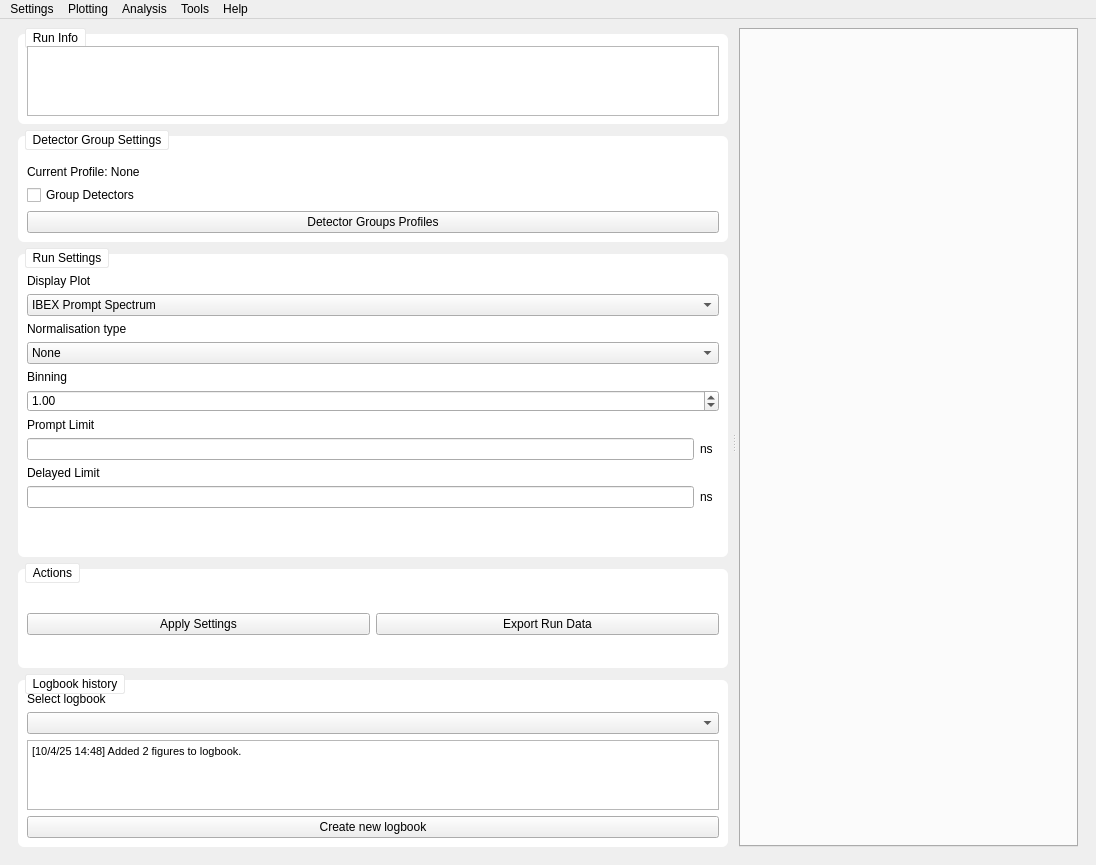
First picture: the form in src/EVA/gui/ui_files/workspace_nxs.ui, repository ISISMuon/EVA, before the edit.
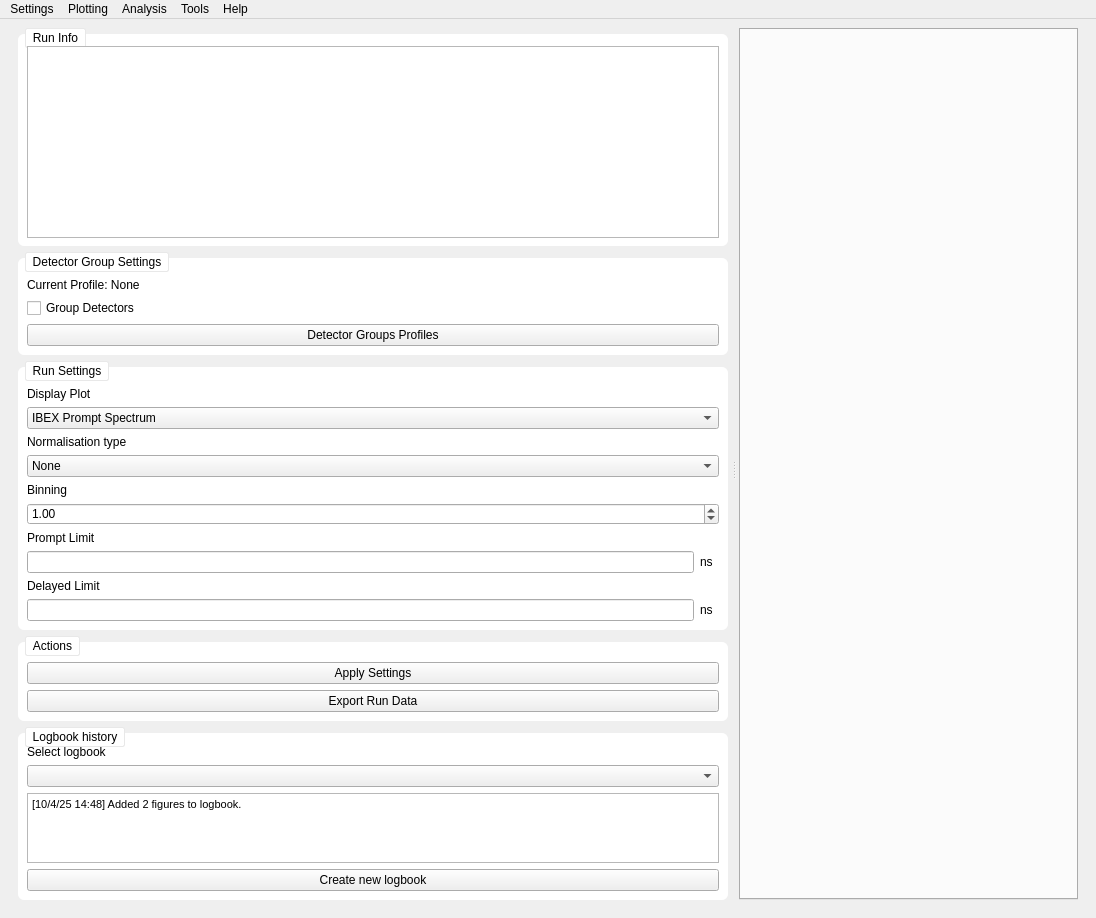
Second picture: the form after the edit.

Patch:
```diff
--- a/src/EVA/gui/ui_files/workspace_nxs.ui
+++ b/src/EVA/gui/ui_files/workspace_nxs.ui
@@ -84,7 +84,7 @@
           <property name="sizePolicy">
            <sizepolicy hsizetype="Preferred" vsizetype="Preferred">
             <horstretch>0</horstretch>
-            <verstretch>1</verstretch>
+            <verstretch>0</verstretch>
            </sizepolicy>
           </property>
           <property name="styleSheet">
@@ -127,7 +127,7 @@
            <item>
             <widget class="QTextBrowser" name="comment_text">
              <property name="sizePolicy">
-              <sizepolicy hsizetype="Expanding" vsizetype="Expanding">
+              <sizepolicy hsizetype="Expanding" vsizetype="Minimum">
                <horstretch>0</horstretch>
                <verstretch>1</verstretch>
               </sizepolicy>
@@ -140,105 +140,11 @@
         <item>
          <widget class="QGroupBox" name="groupBox_3">
           <property name="sizePolicy">
-           <sizepolicy hsizetype="Preferred" vsizetype="MinimumExpanding">
+           <sizepolicy hsizetype="Preferred" vsizetype="Maximum">
             <horstretch>0</horstretch>
             <verstretch>0</verstretch>
            </sizepolicy>
           </property>
-          <property name="palette">
-           <palette>
-            <active>
-             <colorrole role="Button">
-              <brush brushstyle="SolidPattern">
-               <color alpha="255">
-                <red>255</red>
-                <green>255</green>
-                <blue>255</blue>
-               </color>
-              </brush>
-             </colorrole>
-             <colorrole role="Base">
-              <brush brushstyle="SolidPattern">
-               <color alpha="255">
-                <red>255</red>
-                <green>255</green>
-                <blue>255</blue>
-               </color>
-              </brush>
-             </colorrole>
-             <colorrole role="Window">
-              <brush brushstyle="SolidPattern">
-               <color alpha="255">
-                <red>255</red>
-                <green>255</green>
-                <blue>255</blue>
-               </color>
-              </brush>
-             </colorrole>
-            </active>
-            <inactive>
-             <colorrole role="Button">
-              <brush brushstyle="SolidPattern">
-               <color alpha="255">
-                <red>255</red>
-                <green>255</green>
-                <blue>255</blue>
-               </color>
-              </brush>
-             </colorrole>
-             <colorrole role="Base">
-              <brush brushstyle="SolidPattern">
-               <color alpha="255">
-                <red>255</red>
-                <green>255</green>
-                <blue>255</blue>
-               </color>
-              </brush>
-             </colorrole>
-             <colorrole role="Window">
-              <brush brushstyle="SolidPattern">
-               <color alpha="255">
-                <red>255</red>
-                <green>255</green>
-                <blue>255</blue>
-               </color>
-              </brush>
-             </colorrole>
-            </inactive>
-            <disabled>
-             <colorrole role="Button">
-              <brush brushstyle="SolidPattern">
-               <color alpha="255">
-                <red>255</red>
-                <green>255</green>
-                <blue>255</blue>
-               </color>
-              </brush>
-             </colorrole>
-             <colorrole role="Base">
-              <brush brushstyle="SolidPattern">
-               <color alpha="255">
-                <red>255</red>
-                <green>255</green>
-                <blue>255</blue>
-               </color>
-              </brush>
-             </colorrole>
-             <colorrole role="Window">
-              <brush brushstyle="SolidPattern">
-               <color alpha="255">
-                <red>255</red>
-                <green>255</green>
-                <blue>255</blue>
-               </color>
-              </brush>
-             </colorrole>
-            </disabled>
-           </palette>
-          </property>
-          <property name="autoFillBackground">
-           <bool>false</bool>
-          </property>
           <property name="styleSheet">
            <string notr="true">QGroupBox {
 	border-radius: 6px;
@@ -257,50 +163,52 @@
           <property name="title">
            <string>Detector Group Settings</string>
           </property>
-          <layout class="QVBoxLayout" name="verticalLayout_2">
-           <item>
-            <spacer name="verticalSpacer_2">
-             <property name="orientation">
-              <enum>Qt::Vertical</enum>
-             </property>
-             <property name="sizeHint" stdset="0">
-              <size>
-               <width>20</width>
-               <height>20</height>
-              </size>
-             </property>
-            </spacer>
-           </item>
-           <item>
-            <widget class="QLabel" name="label_9">
-             <property name="text">
-              <string>Current Profile: None</string>
-             </property>
-            </widget>
-           </item>
-           <item>
-            <widget class="QCheckBox" name="group_detector_checkbox">
-             <property name="text">
-              <string>Group Detectors</string>
-             </property>
-            </widget>
-           </item>
-           <item>
+          <property name="flat">
+           <bool>false</bool>
+          </property>
+          <layout class="QGridLayout" name="gridLayout_5">
+           <property name="leftMargin">
+            <number>9</number>
+           </property>
+           <property name="topMargin">
+            <number>20</number>
+           </property>
+           <property name="rightMargin">
+            <number>9</number>
+           </property>
+           <property name="bottomMargin">
+            <number>9</number>
+           </property>
+           <item row="7" column="0">
             <widget class="QPushButton" name="group_detector_button">
              <property name="text">
               <string>Detector Groups Profiles</string>
              </property>
             </widget>
            </item>
+           <item row="6" column="0">
+            <widget class="QCheckBox" name="group_detector_checkbox">
+             <property name="text">
+              <string>Group Detectors</string>
+             </property>
+            </widget>
+           </item>
+           <item row="5" column="0">
+            <widget class="QLabel" name="label_9">
+             <property name="text">
+              <string>Current Profile: None</string>
+             </property>
+            </widget>
+           </item>
           </layout>
          </widget>
         </item>
         <item>
          <widget class="QGroupBox" name="groupBox_2">
           <property name="sizePolicy">
-           <sizepolicy hsizetype="Preferred" vsizetype="MinimumExpanding">
+           <sizepolicy hsizetype="Preferred" vsizetype="Minimum">
             <horstretch>0</horstretch>
-            <verstretch>2</verstretch>
+            <verstretch>0</verstretch>
            </sizepolicy>
           </property>
           <property name="styleSheet">
@@ -450,19 +358,6 @@
              </property>
             </widget>
            </item>
-           <item row="16" column="2">
-            <spacer name="verticalSpacer">
-             <property name="orientation">
-              <enum>Qt::Vertical</enum>
-             </property>
-             <property name="sizeHint" stdset="0">
-              <size>
-               <width>20</width>
-               <height>40</height>
-              </size>
-             </property>
-            </spacer>
-           </item>
            <item row="3" column="2">
             <widget class="QLabel" name="label_4">
              <property name="text">
@@ -483,9 +378,9 @@
         <item>
          <widget class="QGroupBox" name="groupBox_4">
           <property name="sizePolicy">
-           <sizepolicy hsizetype="Preferred" vsizetype="MinimumExpanding">
+           <sizepolicy hsizetype="Preferred" vsizetype="Minimum">
             <horstretch>0</horstretch>
-            <verstretch>2</verstretch>
+            <verstretch>0</verstretch>
            </sizepolicy>
           </property>
           <property name="styleSheet">
@@ -522,14 +417,14 @@
            <property name="bottomMargin">
             <number>9</number>
            </property>
-           <item row="0" column="1">
+           <item row="1" column="1">
             <widget class="QPushButton" name="export_run_data_button">
              <property name="text">
               <string>Export Run Data</string>
              </property>
             </widget>
            </item>
-           <item row="0" column="0">
+           <item row="0" column="1">
             <widget class="QPushButton" name="apply_run_settings_button">
              <property name="text">
               <string>Apply Settings</string>
@@ -539,6 +434,19 @@
           </layout>
          </widget>
         </item>
+        <item>
+         <spacer name="verticalSpacer">
+          <property name="orientation">
+           <enum>Qt::Vertical</enum>
+          </property>
+          <property name="sizeHint" stdset="0">
+           <size>
+            <width>20</width>
+            <height>40</height>
+           </size>
+          </property>
+         </spacer>
+        </item>
         <item>
          <widget class="QGroupBox" name="logbook_group_box">
           <property name="sizePolicy">
```
Left out of the diff: 2 changed lines with no effect on the pictures.
